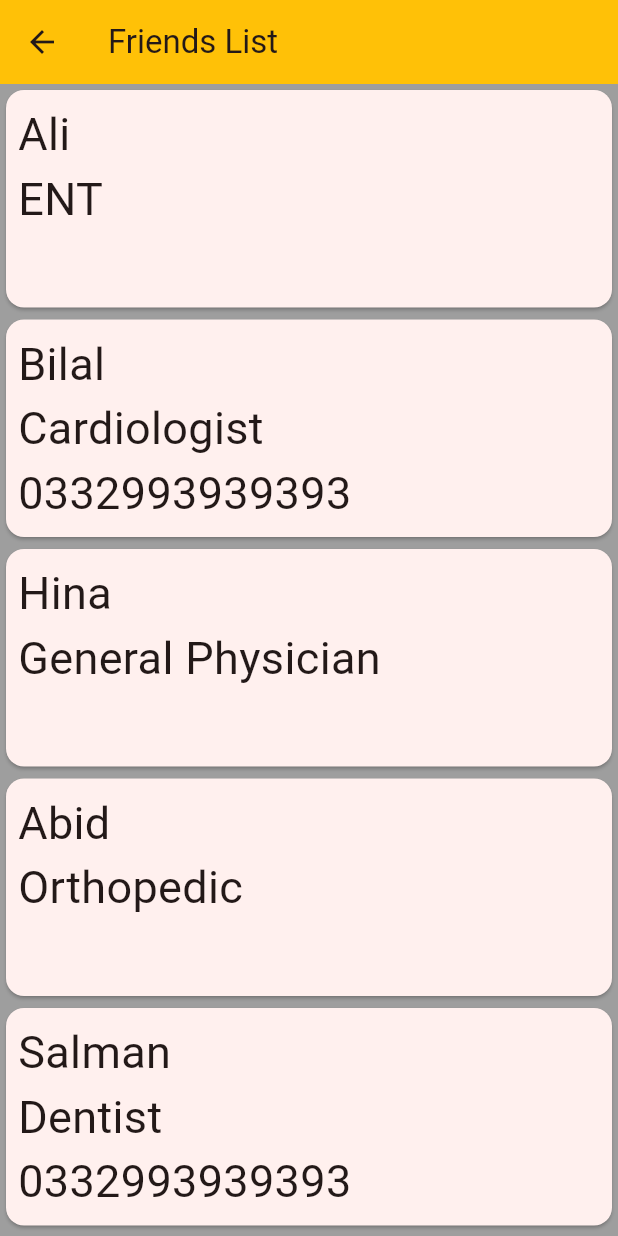
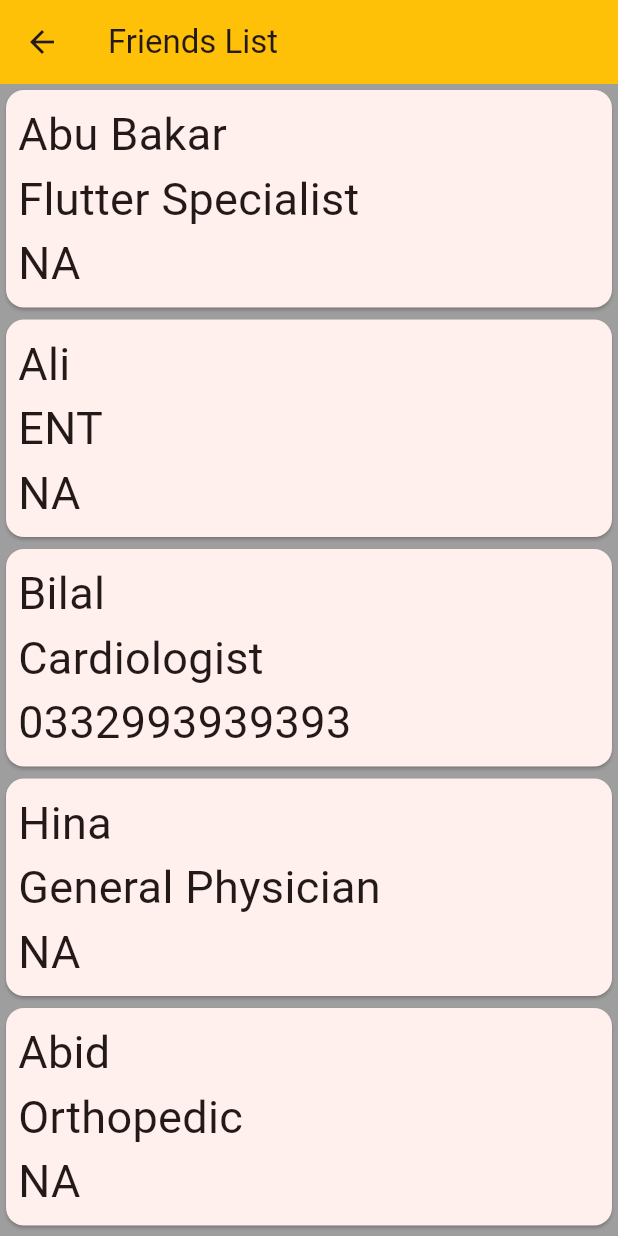
Before and after one commit to abidroid/akti_first_flutter_app, a Flutter app: the ListviewDemoScreen screen opened directly, on a phone screen of 412 x 824 dp. Run offline on Flutter 3.47's test engine with Material 3 defaults, Android fonts, the phone set to English and light mode, and no system bars.

Commit message:
navigation from listview

```diff
--- a/lib/models/doctor.dart
+++ b/lib/models/doctor.dart
@@ -2,10 +2,16 @@ class Doctor {
   String name;
   String spe;
   String? mobile;
+  String? clinicAddress;
+  String? clinicTime;
+  double? fee;
 
   Doctor({
     required this.name,
     required this.spe,
     this.mobile,
+    this.clinicAddress,
+    this.clinicTime,
+    this.fee,
   });
 }
--- a/lib/screens/listview_demo_screen.dart
+++ b/lib/screens/listview_demo_screen.dart
@@ -1,4 +1,4 @@
-
+import 'package:akti_first_flutter_app/screens/doctor_detail_screen.dart';
 import 'package:flutter/material.dart';
 
 import '../models/doctor.dart';
@@ -8,7 +8,6 @@ class ListviewDemoScreen extends StatelessWidget {
 
   @override
   Widget build(BuildContext context) {
-
     // Hard coded
     List<String> friendsList = [
       'Ali',
@@ -32,37 +31,61 @@ class ListviewDemoScreen extends StatelessWidget {
     ];
 
     List<Doctor> doctorsList = [
-      Doctor(name: 'Ali', spe: 'ENT'),
+      Doctor(name: 'Abu Bakar', spe: 'Flutter Specialist', clinicAddress: 'AKTI',),
+      Doctor(name: 'Ali', spe: 'ENT', clinicAddress: 'KMC Dabgari'),
       Doctor(name: 'Bilal', spe: 'Cardiologist', mobile: '0332993939393'),
-      Doctor(name: 'Hina', spe: 'General Physician'),
+      Doctor(
+        name: 'Hina',
+        spe: 'General Physician',
+        clinicAddress: 'CMH',
+        clinicTime: '5pm - 8pm',
+        fee: 5000,
+      ),
       Doctor(name: 'Abid', spe: 'Orthopedic'),
       Doctor(name: 'Salman', spe: 'Dentist', mobile: '0332993939393'),
       Doctor(name: 'Gia', spe: 'Anesthesia'),
+
     ];
     return Scaffold(
       backgroundColor: Colors.grey,
       appBar: AppBar(
         backgroundColor: Colors.amber,
-        title: Text('Friends List'),),
-
+        title: Text('Friends List'),
+      ),
       body: ListView.builder(
           itemCount: doctorsList.length,
+          itemBuilder: (BuildContext context, int index) {
+            return GestureDetector(
+              onTap: (){
 
-          itemBuilder: (BuildContext context, int index){
-            return Card(
+                Doctor doctor = doctorsList[index];
 
+                Navigator.of(context).push(MaterialPageRoute(builder: (context){
+                  return DoctorDetailScreen(doctor: doctor,);
+                }));
+              },
+              child: Card(
                   child: Padding(
                 padding: const EdgeInsets.all(8.0),
                 child: Column(
                   crossAxisAlignment: CrossAxisAlignment.start,
                   children: [
-                      Text(doctorsList[index].name, style: TextStyle(fontSize: 30),),
-                      Text(doctorsList[index].spe, style: TextStyle(fontSize: 30),),
-                      Text(doctorsList[index].mobile ?? '', style: TextStyle(fontSize: 30),),
-
+                    Text(
+                      doctorsList[index].name,
+                      style: TextStyle(fontSize: 30),
+                    ),
+                    Text(
+                      doctorsList[index].spe,
+                      style: TextStyle(fontSize: 30),
+                    ),
+                    Text(
+                      doctorsList[index].mobile ?? 'NA',
+                      style: TextStyle(fontSize: 30),
+                    ),
                   ],
                 ),
-                ));
+              )),
+            );
           }),
     );
   }
--- /dev/null
+++ b/lib/widgets/my_custom_text_style.dart
@@ -0,0 +1,5 @@
+
+
+import 'package:flutter/material.dart';
+
+TextStyle myCustomTextStyle = TextStyle(fontSize: 30, color: Colors.orange);
```
Also changed, not shown: lib/screens/doctor_detail_screen.dart (added, +26 -0 lines), lib/screens/gridview_demo_screen.dart (+10 -2 lines). Lines whose indentation alone changed are shown as unchanged.
